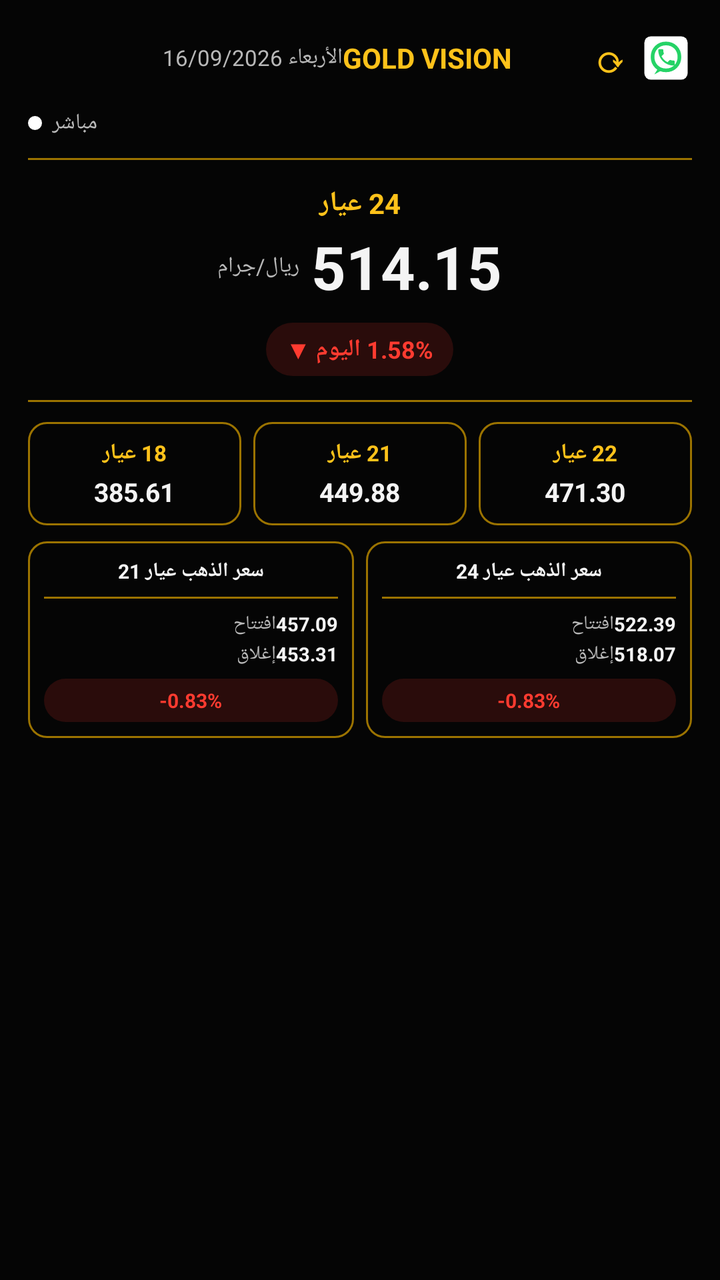
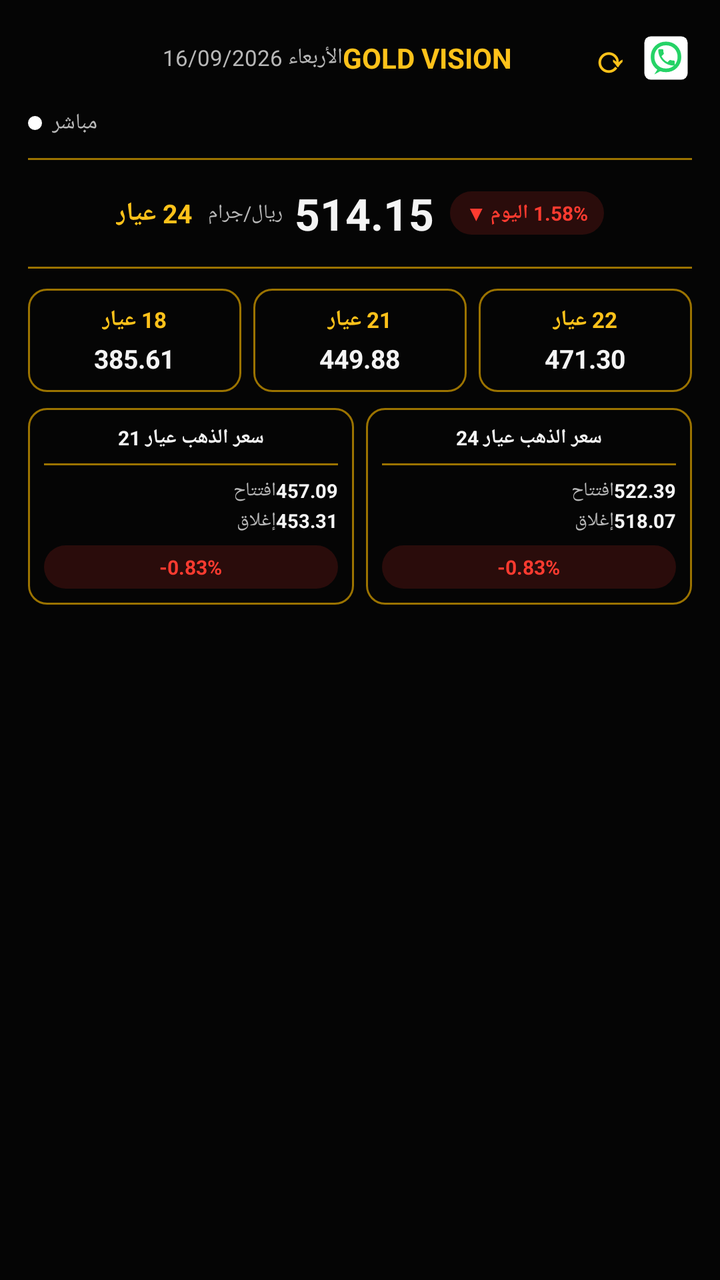

Compare the two renders of this Android layout. The source of the first and the diff that turns it into the second are given below.
<!-- AndroidManifest.xml: application theme Theme.GoldVision -->
<!-- res/layout/gold_price_widget_preview.xml -->
<?xml version="1.0" encoding="utf-8"?>
<LinearLayout xmlns:android="http://schemas.android.com/apk/res/android"
    android:layout_width="match_parent"
    android:layout_height="match_parent"
    android:orientation="vertical"
    android:background="@color/ic_launcher_background"
    android:padding="14dp">

    <LinearLayout
        android:layout_width="match_parent"
        android:layout_height="wrap_content"
        android:orientation="horizontal"
        android:gravity="center_vertical">
        <TextView
            android:layout_width="0dp"
            android:layout_height="wrap_content"
            android:layout_weight="1"
            android:text="الأربعاء 16/09/2026"
            android:textColor="#B8B8B8"
            android:textSize="11sp" />
        <TextView
            android:layout_width="wrap_content"
            android:layout_height="wrap_content"
            android:layout_marginEnd="6dp"
            android:text="GOLD VISION"
            android:textColor="@color/widget_gold"
            android:textSize="14sp"
            android:textStyle="bold" />
        <ImageView
            android:layout_width="20dp"
            android:layout_height="20dp"
            android:layout_marginEnd="8dp"
            android:src="@mipmap/ic_launcher"
            android:contentDescription="@null" />
        <TextView
            android:layout_width="30dp"
            android:layout_height="30dp"
            android:gravity="center"
            android:text="⟳"
            android:textColor="@color/widget_gold"
            android:textSize="18sp"
            android:textStyle="bold" />
        <ImageView
            android:layout_width="26dp"
            android:layout_height="26dp"
            android:src="@drawable/ic_whatsapp"
            android:contentDescription="@null" />
    </LinearLayout>

    <LinearLayout
        android:layout_width="wrap_content"
        android:layout_height="wrap_content"
        android:layout_marginTop="10dp"
        android:orientation="horizontal"
        android:gravity="center_vertical">
        <ImageView
            android:layout_width="7dp"
            android:layout_height="7dp"
            android:layout_marginEnd="5dp"
            android:src="@drawable/dot_circle"
            android:contentDescription="@null" />
        <TextView
            android:layout_width="wrap_content"
            android:layout_height="wrap_content"
            android:text="مباشر"
            android:textColor="#B8B8B8"
            android:textSize="11sp" />
    </LinearLayout>

    <FrameLayout
        android:layout_width="match_parent"
        android:layout_height="1dp"
        android:layout_marginTop="10dp"
        android:background="#9B7300" />

    <LinearLayout
        android:layout_width="match_parent"
        android:layout_height="wrap_content"
        android:layout_marginTop="12dp"
        android:orientation="vertical"
        android:gravity="center_horizontal">
        <TextView
            android:layout_width="wrap_content"
            android:layout_height="wrap_content"
            android:text="24 عيار"
            android:textColor="@color/widget_gold"
            android:textSize="14sp"
            android:textStyle="bold" />
        <LinearLayout
            android:layout_width="wrap_content"
            android:layout_height="wrap_content"
            android:layout_marginTop="2dp"
            android:orientation="horizontal"
            android:gravity="center_vertical">
            <TextView
                android:layout_width="wrap_content"
                android:layout_height="wrap_content"
                android:layout_marginEnd="6dp"
                android:text="ريال/جرام"
                android:textColor="#B8B8B8"
                android:textSize="11sp" />
            <TextView
                android:layout_width="wrap_content"
                android:layout_height="wrap_content"
                android:text="514.15"
                android:textColor="#F4F4F4"
                android:textSize="30sp"
                android:textStyle="bold" />
        </LinearLayout>
        <LinearLayout
            android:layout_width="wrap_content"
            android:layout_height="wrap_content"
            android:layout_marginTop="8dp"
            android:background="@drawable/pill_bg_red"
            android:paddingHorizontal="10dp"
            android:paddingVertical="5dp">
            <TextView
                android:layout_width="wrap_content"
                android:layout_height="wrap_content"
                android:text="1.58% اليوم ▼"
                android:textColor="@color/widget_red"
                android:textSize="12sp"
                android:textStyle="bold" />
        </LinearLayout>
    </LinearLayout>

    <FrameLayout
        android:layout_width="match_parent"
        android:layout_height="1dp"
        android:layout_marginTop="12dp"
        android:background="#9B7300" />

    <LinearLayout
        android:layout_width="match_parent"
        android:layout_height="wrap_content"
        android:layout_marginTop="10dp"
        android:orientation="horizontal">
        <LinearLayout
            android:layout_width="0dp"
            android:layout_height="wrap_content"
            android:layout_weight="1"
            android:layout_marginEnd="6dp"
            android:orientation="vertical"
            android:gravity="center_horizontal"
            android:background="@drawable/widget_box_border"
            android:padding="8dp">
            <TextView
                android:layout_width="wrap_content"
                android:layout_height="wrap_content"
                android:text="18 عيار"
                android:textColor="@color/widget_gold"
                android:textSize="11sp"
                android:textStyle="bold" />
            <TextView
                android:layout_width="wrap_content"
                android:layout_height="wrap_content"
                android:layout_marginTop="3dp"
                android:text="385.61"
                android:textColor="#F4F4F4"
                android:textSize="13sp"
                android:textStyle="bold" />
        </LinearLayout>
        <LinearLayout
            android:layout_width="0dp"
            android:layout_height="wrap_content"
            android:layout_weight="1"
            android:layout_marginEnd="6dp"
            android:orientation="vertical"
            android:gravity="center_horizontal"
            android:background="@drawable/widget_box_border"
            android:padding="8dp">
            <TextView
                android:layout_width="wrap_content"
                android:layout_height="wrap_content"
                android:text="21 عيار"
                android:textColor="@color/widget_gold"
                android:textSize="11sp"
                android:textStyle="bold" />
            <TextView
                android:layout_width="wrap_content"
                android:layout_height="wrap_content"
                android:layout_marginTop="3dp"
                android:text="449.88"
                android:textColor="#F4F4F4"
                android:textSize="13sp"
                android:textStyle="bold" />
        </LinearLayout>
        <LinearLayout
            android:layout_width="0dp"
            android:layout_height="wrap_content"
            android:layout_weight="1"
            android:orientation="vertical"
            android:gravity="center_horizontal"
            android:background="@drawable/widget_box_border"
            android:padding="8dp">
            <TextView
                android:layout_width="wrap_content"
                android:layout_height="wrap_content"
                android:text="22 عيار"
                android:textColor="@color/widget_gold"
                android:textSize="11sp"
                android:textStyle="bold" />
            <TextView
                android:layout_width="wrap_content"
                android:layout_height="wrap_content"
                android:layout_marginTop="3dp"
                android:text="471.30"
                android:textColor="#F4F4F4"
                android:textSize="13sp"
                android:textStyle="bold" />
        </LinearLayout>
    </LinearLayout>

    <LinearLayout
        android:layout_width="match_parent"
        android:layout_height="wrap_content"
        android:layout_marginTop="8dp"
        android:orientation="horizontal">

        <LinearLayout
            android:layout_width="0dp"
            android:layout_height="wrap_content"
            android:layout_weight="1"
            android:layout_marginEnd="6dp"
            android:orientation="vertical"
            android:background="@drawable/widget_box_border"
            android:padding="8dp">
            <TextView
                android:layout_width="match_parent"
                android:layout_height="wrap_content"
                android:gravity="center"
                android:text="سعر الذهب عيار 21"
                android:textColor="#F4F4F4"
                android:textSize="10sp"
                android:textStyle="bold" />
            <FrameLayout
                android:layout_width="match_parent"
                android:layout_height="1dp"
                android:layout_marginTop="6dp"
                android:layout_marginBottom="6dp"
                android:background="#9B7300" />
            <LinearLayout
                android:layout_width="match_parent"
                android:layout_height="wrap_content"
                android:orientation="horizontal">
                <TextView
                    android:layout_width="0dp"
                    android:layout_height="wrap_content"
                    android:layout_weight="1"
                    android:text="افتتاح"
                    android:textColor="#B8B8B8"
                    android:textSize="9.5sp" />
                <TextView
                    android:layout_width="wrap_content"
                    android:layout_height="wrap_content"
                    android:text="457.09"
                    android:textColor="#F4F4F4"
                    android:textSize="9.5sp"
                    android:textStyle="bold" />
            </LinearLayout>
            <LinearLayout
                android:layout_width="match_parent"
                android:layout_height="wrap_content"
                android:layout_marginTop="2dp"
                android:orientation="horizontal">
                <TextView
                    android:layout_width="0dp"
                    android:layout_height="wrap_content"
                    android:layout_weight="1"
                    android:text="إغلاق"
                    android:textColor="#B8B8B8"
                    android:textSize="9.5sp" />
                <TextView
                    android:layout_width="wrap_content"
                    android:layout_height="wrap_content"
                    android:text="453.31"
                    android:textColor="#F4F4F4"
                    android:textSize="9.5sp"
                    android:textStyle="bold" />
            </LinearLayout>
            <LinearLayout
                android:layout_width="match_parent"
                android:layout_height="wrap_content"
                android:layout_marginTop="6dp"
                android:background="@drawable/pill_bg_red"
                android:gravity="center"
                android:paddingVertical="4dp">
                <TextView
                    android:layout_width="wrap_content"
                    android:layout_height="wrap_content"
                    android:text="-0.83%"
                    android:textColor="@color/widget_red"
                    android:textSize="10sp"
                    android:textStyle="bold" />
            </LinearLayout>
        </LinearLayout>

        <LinearLayout
            android:layout_width="0dp"
            android:layout_height="wrap_content"
            android:layout_weight="1"
            android:orientation="vertical"
            android:background="@drawable/widget_box_border"
            android:padding="8dp">
            <TextView
                android:layout_width="match_parent"
                android:layout_height="wrap_content"
                android:gravity="center"
                android:text="سعر الذهب عيار 24"
                android:textColor="#F4F4F4"
                android:textSize="10sp"
                android:textStyle="bold" />
            <FrameLayout
                android:layout_width="match_parent"
                android:layout_height="1dp"
                android:layout_marginTop="6dp"
                android:layout_marginBottom="6dp"
                android:background="#9B7300" />
            <LinearLayout
                android:layout_width="match_parent"
                android:layout_height="wrap_content"
                android:orientation="horizontal">
                <TextView
                    android:layout_width="0dp"
                    android:layout_height="wrap_content"
                    android:layout_weight="1"
                    android:text="افتتاح"
                    android:textColor="#B8B8B8"
                    android:textSize="9.5sp" />
                <TextView
                    android:layout_width="wrap_content"
                    android:layout_height="wrap_content"
                    android:text="522.39"
                    android:textColor="#F4F4F4"
                    android:textSize="9.5sp"
                    android:textStyle="bold" />
            </LinearLayout>
            <LinearLayout
                android:layout_width="match_parent"
                android:layout_height="wrap_content"
                android:layout_marginTop="2dp"
                android:orientation="horizontal">
                <TextView
                    android:layout_width="0dp"
                    android:layout_height="wrap_content"
                    android:layout_weight="1"
                    android:text="إغلاق"
                    android:textColor="#B8B8B8"
                    android:textSize="9.5sp" />
                <TextView
                    android:layout_width="wrap_content"
                    android:layout_height="wrap_content"
                    android:text="518.07"
                    android:textColor="#F4F4F4"
                    android:textSize="9.5sp"
                    android:textStyle="bold" />
            </LinearLayout>
            <LinearLayout
                android:layout_width="match_parent"
                android:layout_height="wrap_content"
                android:layout_marginTop="6dp"
                android:background="@drawable/pill_bg_red"
                android:gravity="center"
                android:paddingVertical="4dp">
                <TextView
                    android:layout_width="wrap_content"
                    android:layout_height="wrap_content"
                    android:text="-0.83%"
                    android:textColor="@color/widget_red"
                    android:textSize="10sp"
                    android:textStyle="bold" />
            </LinearLayout>
        </LinearLayout>
    </LinearLayout>

</LinearLayout>
<!-- resources referenced by this layout -->
<resources>
  <color name="ic_launcher_background">#050505</color>
  <color name="widget_gold">#FFC21A</color>
  <color name="widget_red">#FF3B30</color>
  <!-- drawable dot_circle (drawable) -->
  <?xml version="1.0" encoding="utf-8"?>
  <shape xmlns:android="http://schemas.android.com/apk/res/android"
      android:shape="oval">
      <solid android:color="#FFFFFF" />
  </shape>
  <!-- drawable ic_whatsapp (drawable) -->
  <?xml version="1.0" encoding="utf-8"?>
  <vector xmlns:android="http://schemas.android.com/apk/res/android"
      android:width="26dp"
      android:height="26dp"
      android:viewportWidth="24"
      android:viewportHeight="24">
      <path
          android:fillColor="#FFFFFF"
          android:pathData="M5,2 L19,2 A3,3 0 0 1 22,5 L22,19 A3,3 0 0 1 19,22 L5,22 A3,3 0 0 1 2,19 L2,5 A3,3 0 0 1 5,2 Z" />
      <path
          android:fillColor="#00000000"
          android:strokeColor="#25D366"
          android:strokeWidth="1.7"
          android:pathData="M18.2,11.5 C18.2,7.93 15.57,5.3 12,5.3 C8.43,5.3 5.8,7.93 5.8,11.5 C5.8,15.07 8.43,17.7 12,17.7 C15.57,17.7 18.2,15.07 18.2,11.5 Z" />
      <path
          android:fillColor="#25D366"
          android:pathData="M8.6,16.4 L6.6,19.6 L10.2,17.6 Z" />
      <group
          android:pivotX="11.5"
          android:pivotY="11.5"
          android:scaleX="0.42"
          android:scaleY="0.42"
          android:translateX="0.5"
          android:translateY="0">
          <path
              android:fillColor="#25D366"
              android:pathData="M6.62,10.79c1.44,2.83 3.76,5.14 6.59,6.59l2.2,-2.2c0.27,-0.27 0.67,-0.36 1.02,-0.24 1.12,0.37 2.33,0.57 3.57,0.57 0.55,0 1,0.45 1,1L21,20c0,0.55 -0.45,1 -1,1 -9.39,0 -17,-7.61 -17,-17 0,-0.55 0.45,-1 1,-1h3.5c0.55,0 1,0.45 1,1 0,1.25 0.2,2.45 0.57,3.57 0.11,0.35 0.03,0.74 -0.25,1.02l-2.2,2.2z" />
      </group>
  </vector>
  <!-- drawable pill_bg_red (drawable) -->
  <?xml version="1.0" encoding="utf-8"?>
  <shape xmlns:android="http://schemas.android.com/apk/res/android"
      android:shape="rectangle">
      <solid android:color="#26FF3B30" />
      <corners android:radius="14dp" />
  </shape>
  <!-- drawable widget_box_border (drawable) -->
  <?xml version="1.0" encoding="utf-8"?>
  <shape xmlns:android="http://schemas.android.com/apk/res/android"
      android:shape="rectangle">
      <stroke android:width="1dp" android:color="#9B7300" />
      <corners android:radius="9dp" />
  </shape>
  <!-- mipmap ic_launcher (mipmap-anydpi-v26) -->
  <?xml version="1.0" encoding="utf-8"?>
  <adaptive-icon xmlns:android="http://schemas.android.com/apk/res/android">
      <background android:drawable="@color/ic_launcher_background"/>
      <foreground android:drawable="@mipmap/ic_launcher_foreground"/>
  </adaptive-icon>
  <style name="Theme.GoldVision" parent="android:Theme.Material.NoActionBar">
          <item name="android:windowBackground">@android:color/black</item>
          <item name="android:statusBarColor">@android:color/black</item>
          <item name="android:navigationBarColor">@android:color/black</item>
      </style>
</resources>

<!-- the commit's change to res/layout/gold_price_widget_preview.xml (unified diff, before → after) -->
@@ -77,49 +77,43 @@
         android:layout_width="match_parent"
         android:layout_height="wrap_content"
         android:layout_marginTop="12dp"
-        android:orientation="vertical"
-        android:gravity="center_horizontal">
-        <TextView
-            android:layout_width="wrap_content"
-            android:layout_height="wrap_content"
+        android:orientation="horizontal"
+        android:gravity="center_vertical|center_horizontal">
+        <TextView
+            android:layout_width="wrap_content"
+            android:layout_height="wrap_content"
+            android:layout_marginEnd="8dp"
             android:text="24 عيار"
             android:textColor="@color/widget_gold"
-            android:textSize="14sp"
+            android:textSize="13sp"
             android:textStyle="bold" />
-        <LinearLayout
-            android:layout_width="wrap_content"
-            android:layout_height="wrap_content"
-            android:layout_marginTop="2dp"
-            android:orientation="horizontal"
-            android:gravity="center_vertical">
-            <TextView
-                android:layout_width="wrap_content"
-                android:layout_height="wrap_content"
-                android:layout_marginEnd="6dp"
-                android:text="ريال/جرام"
-                android:textColor="#B8B8B8"
-                android:textSize="11sp" />
-            <TextView
-                android:layout_width="wrap_content"
-                android:layout_height="wrap_content"
-                android:text="514.15"
-                android:textColor="#F4F4F4"
-                android:textSize="30sp"
-                android:textStyle="bold" />
-        </LinearLayout>
-        <LinearLayout
-            android:layout_width="wrap_content"
-            android:layout_height="wrap_content"
-            android:layout_marginTop="8dp"
+        <TextView
+            android:layout_width="wrap_content"
+            android:layout_height="wrap_content"
+            android:layout_marginEnd="6dp"
+            android:text="ريال/جرام"
+            android:textColor="#B8B8B8"
+            android:textSize="10sp" />
+        <TextView
+            android:layout_width="wrap_content"
+            android:layout_height="wrap_content"
+            android:layout_marginEnd="8dp"
+            android:text="514.15"
+            android:textColor="#F4F4F4"
+            android:textSize="22sp"
+            android:textStyle="bold" />
+        <LinearLayout
+            android:layout_width="wrap_content"
+            android:layout_height="wrap_content"
             android:background="@drawable/pill_bg_red"
-            android:paddingHorizontal="10dp"
-            android:paddingVertical="5dp">
+            android:paddingHorizontal="8dp"
+            android:paddingVertical="4dp">
             <TextView
                 android:layout_width="wrap_content"
                 android:layout_height="wrap_content"
                 android:text="1.58% اليوم ▼"
                 android:textColor="@color/widget_red"
-                android:textSize="12sp"
+                android:textSize="10sp"
                 android:textStyle="bold" />
         </LinearLayout>
     </LinearLayout>
